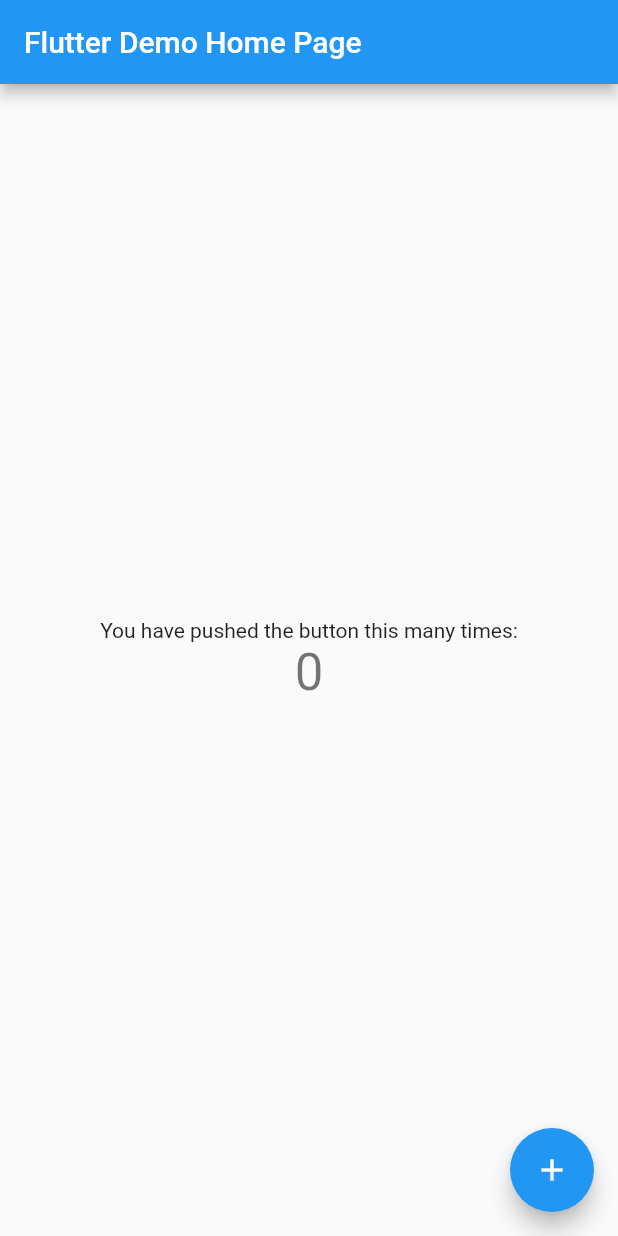
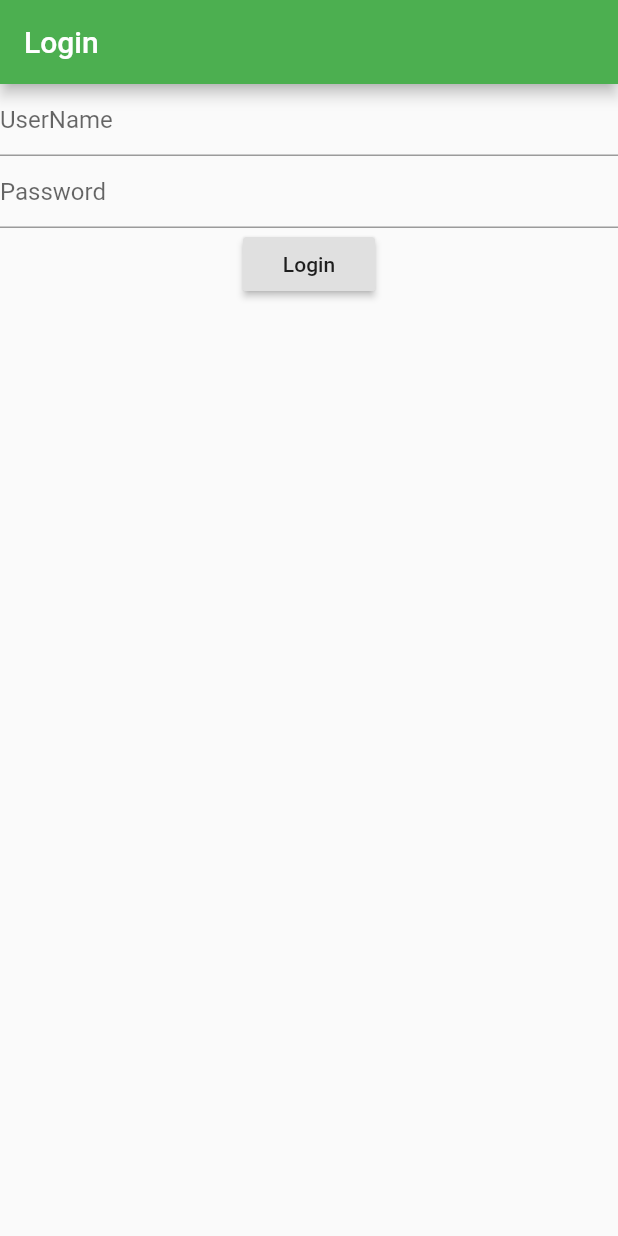
Before and after one commit to tolymer/tolymer-flutter, a Flutter app: the screen it shows after launch, on a phone screen of 412 x 824 dp. Run offline on Flutter 3.47's test engine with Material 2 defaults, Android fonts, the phone set to English and light mode, and no system bars; our stand-ins replace shared_preferences.

Commit message:
Implement login

```diff
--- a/lib/main.dart
+++ b/lib/main.dart
@@ -1,109 +1,94 @@
 import 'package:flutter/material.dart';
+import 'package:http/http.dart' as http;
+import 'package:shared_preferences/shared_preferences.dart';
+import 'dart:convert';
+import 'dart:async';
 
 void main() => runApp(new MyApp());
 
 class MyApp extends StatelessWidget {
-  // This widget is the root of your application.
   @override
   Widget build(BuildContext context) {
     return new MaterialApp(
-      title: 'Flutter Demo',
-      theme: new ThemeData(
-        // This is the theme of your application.
-        //
-        // Try running your application with "flutter run". You'll see the
-        // application has a blue toolbar. Then, without quitting the app, try
-        // changing the primarySwatch below to Colors.green and then invoke
-        // "hot reload" (press "r" in the console where you ran "flutter run",
-        // or press Run > Flutter Hot Reload in IntelliJ). Notice that the
-        // counter didn't reset back to zero; the application is not restarted.
-        primarySwatch: Colors.blue,
-      ),
-      home: new MyHomePage(title: 'Flutter Demo Home Page'),
+      title: 'Tolymer',
+      theme: new ThemeData(primarySwatch: Colors.green),
+      home: new LoginPage(title: 'Login'),
     );
   }
 }
 
-class MyHomePage extends StatefulWidget {
-  MyHomePage({Key key, this.title}) : super(key: key);
-
-  // This widget is the home page of your application. It is stateful, meaning
-  // that it has a State object (defined below) that contains fields that affect
-  // how it looks.
-
-  // This class is the configuration for the state. It holds the values (in this
-  // case the title) provided by the parent (in this case the App widget) and
-  // used by the build method of the State. Fields in a Widget subclass are
-  // always marked "final".
+class LoginPage extends StatefulWidget {
+  LoginPage({Key key, this.title}) : super(key: key);
 
   final String title;
 
   @override
-  _MyHomePageState createState() => new _MyHomePageState();
+  _LoginPageState createState() => new _LoginPageState();
 }
 
-class _MyHomePageState extends State<MyHomePage> {
-  int _counter = 0;
+class _LoginPageState extends State<LoginPage> {
+  final TextEditingController _nameController = new TextEditingController();
+  final TextEditingController _passwordController = new TextEditingController();
 
-  void _incrementCounter() {
-    setState(() {
-      // This call to setState tells the Flutter framework that something has
-      // changed in this State, which causes it to rerun the build method below
-      // so that the display can reflect the updated values. If we changed
-      // _counter without calling setState(), then the build method would not be
-      // called again, and so nothing would appear to happen.
-      _counter++;
-    });
+  _handlePressed() async {
+    var token = await login(_nameController.text, _passwordController.text);
+    var user = await getCurrentUser(token);
+
+    showDialog(
+      context: context,
+      child: new AlertDialog(
+        title: new Text('Logged in'),
+        content: new Text('id: ${user["id"]}, name: ${user["name"]}'),
+      ),
+    );
+  }
+
+  Future<String> login(String name, String password) async {
+    SharedPreferences prefs = await SharedPreferences.getInstance();
+    var savedToken = prefs.getString('token');
+    if (savedToken != null) {
+      return savedToken;
+    }
+    var url = 'http://localhost:3000/user_token';
+    var body = { "auth": { "name": name, "password": password } };
+    var headers = { 'content-type': 'application/json; charset=utf-8' };
+    var response = await http.post(url, body: json.encode(body), headers: headers);
+    var token = json.decode(response.body)['jwt'];
+    prefs.setString('token', token);
+    return token;
+  }
+
+  Future getCurrentUser(String token) async {
+    var url = 'http://localhost:3000/current_user';
+    var headers = { 'Authorization': 'Bearea $token' };
+    var response = await http.get(url, headers: headers);
+    var user = json.decode(response.body);
+    return user;
   }
 
   @override
   Widget build(BuildContext context) {
-    // This method is rerun every time setState is called, for instance as done
-    // by the _incrementCounter method above.
-    //
-    // The Flutter framework has been optimized to make rerunning build methods
-    // fast, so that you can just rebuild anything that needs updating rather
-    // than having to individually change instances of widgets.
     return new Scaffold(
-      appBar: new AppBar(
-        // Here we take the value from the MyHomePage object that was created by
-        // the App.build method, and use it to set our appbar title.
-        title: new Text(widget.title),
-      ),
+      appBar: new AppBar(title: new Text(widget.title)),
       body: new Center(
-        // Center is a layout widget. It takes a single child and positions it
-        // in the middle of the parent.
         child: new Column(
-          // Column is also layout widget. It takes a list of children and
-          // arranges them vertically. By default, it sizes itself to fit its
-          // children horizontally, and tries to be as tall as its parent.
-          //
-          // Invoke "debug paint" (press "p" in the console where you ran
-          // "flutter run", or select "Toggle Debug Paint" from the Flutter tool
-          // window in IntelliJ) to see the wireframe for each widget.
-          //
-          // Column has various properties to control how it sizes itself and
-          // how it positions its children. Here we use mainAxisAlignment to
-          // center the children vertically; the main axis here is the vertical
-          // axis because Columns are vertical (the cross axis would be
-          // horizontal).
-          mainAxisAlignment: MainAxisAlignment.center,
           children: <Widget>[
-            new Text(
-              'You have pushed the button this many times:',
+            new TextField(
+              controller: _nameController,
+              decoration: new InputDecoration(hintText: 'UserName'),
             ),
-            new Text(
-              '$_counter',
-              style: Theme.of(context).textTheme.display1,
+            new TextField(
+              controller: _passwordController,
+              decoration: new InputDecoration(hintText: 'Password'),
+              obscureText: true,
+            ),
+            new RaisedButton(
+              onPressed: _handlePressed,
+              child: new Text('Login'),
             ),
           ],
         ),
       ),
-      floatingActionButton: new FloatingActionButton(
-        onPressed: _incrementCounter,
-        tooltip: 'Increment',
-        child: new Icon(Icons.add),
-      ), // This trailing comma makes auto-formatting nicer for build methods.
     );
   }
 }
--- a/pubspec.yaml
+++ b/pubspec.yaml
@@ -4,6 +4,7 @@ description: A new Flutter project.
 dependencies:
   flutter:
     sdk: flutter
+  shared_preferences: '0.4.0'
 
   # The following adds the Cupertino Icons font to your application.
   # Use with the CupertinoIcons class for iOS style icons.
```
Also changed, not shown: pubspec.lock, 6 other files.
